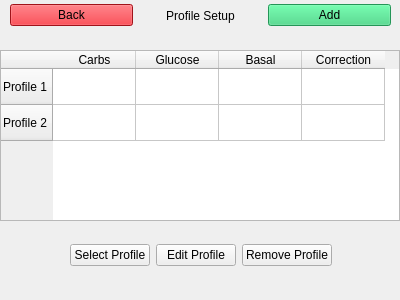
Qt form screenprofilesetup.ui (KassemT76/COMP3004Team58Project) before a commit.
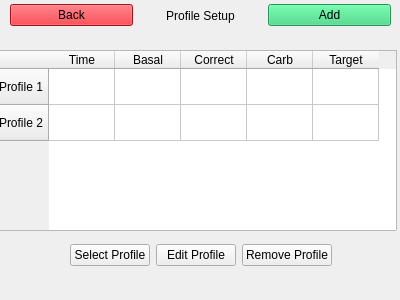
The same form after that commit.

The edit to the form file:
```diff
--- a/screenprofilesetup.ui
+++ b/screenprofilesetup.ui
@@ -934,16 +934,40 @@
    </layout>
   </widget>
   <widget class="QTableWidget" name="profileTable">
+   <property name="enabled">
+    <bool>true</bool>
+   </property>
    <property name="geometry">
     <rect>
-     <x>0</x>
+     <x>-4</x>
      <y>50</y>
-     <width>400</width>
-     <height>171</height>
+     <width>401</width>
+     <height>181</height>
     </rect>
    </property>
+   <property name="sizePolicy">
+    <sizepolicy hsizetype="Expanding" vsizetype="Expanding">
+     <horstretch>0</horstretch>
+     <verstretch>0</verstretch>
+    </sizepolicy>
+   </property>
+   <property name="minimumSize">
+    <size>
+     <width>401</width>
+     <height>0</height>
+    </size>
+   </property>
+   <property name="gridStyle">
+    <enum>Qt::SolidLine</enum>
+   </property>
+   <property name="sortingEnabled">
+    <bool>false</bool>
+   </property>
+   <property name="rowCount">
+    <number>2</number>
+   </property>
    <attribute name="horizontalHeaderDefaultSectionSize">
-    <number>83</number>
+    <number>66</number>
    </attribute>
    <attribute name="verticalHeaderDefaultSectionSize">
     <number>36</number>
@@ -960,12 +984,7 @@
    </row>
    <column>
     <property name="text">
-     <string>Carbs</string>
-    </property>
-   </column>
-   <column>
-    <property name="text">
-     <string>Glucose</string>
+     <string>Time</string>
     </property>
    </column>
    <column>
@@ -975,9 +994,34 @@
    </column>
    <column>
     <property name="text">
-     <string>Correction</string>
+     <string>Correct</string>
     </property>
    </column>
+   <column>
+    <property name="text">
+     <string>Carb</string>
+    </property>
+   </column>
+   <column>
+    <property name="text">
+     <string>Target</string>
+    </property>
+   </column>
+   <item row="0" column="0">
+    <property name="text">
+     <string/>
+    </property>
+    <property name="font">
+     <font>
+      <kerning>true</kerning>
+     </font>
+    </property>
+   </item>
+   <item row="1" column="3">
+    <property name="text">
+     <string/>
+    </property>
+   </item>
   </widget>
   <widget class="QWidget" name="horizontalLayoutWidget_2">
    <property name="geometry">
```
Left out of the diff: 3 changed lines with no effect on the pictures.
